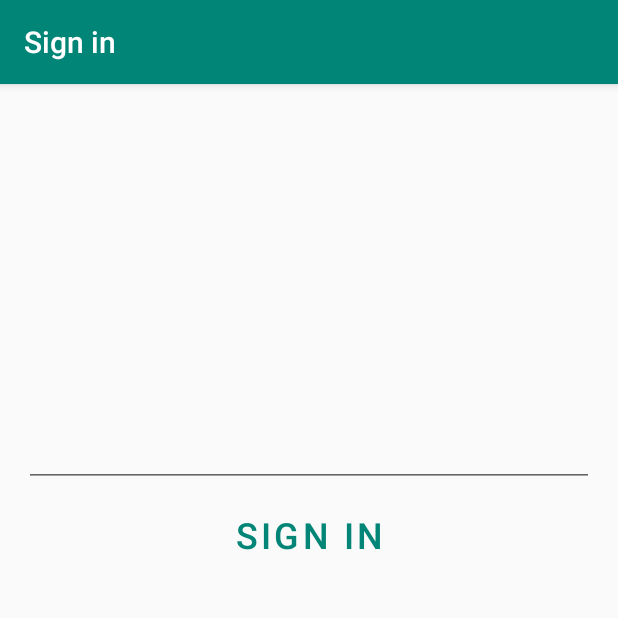
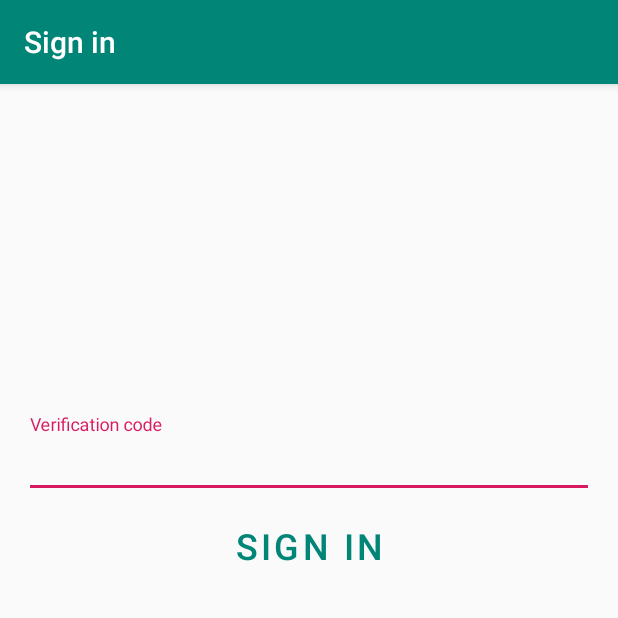
Before and after one commit to Ilyshka991/CashDebts, an Android app: the fragment AuthCodeFragment placed in its activity, on a phone screen of 412 x 824 dp, the top half of it. Run offline under Robolectric (Android 15) with nearby library versions, the phone set to English and light mode, and no system bars; our stand-ins replace Dagger/Hilt's generated code, Firebase (no records; nobody signed in at launch, a user with empty details on screens opened directly), data binding.

Commit message:
Complete auth screen logic

```diff
--- a/app/src/main/java/com/pechuro/cashdebts/ui/activity/auth/AuthActivityViewModel.kt
+++ b/app/src/main/java/com/pechuro/cashdebts/ui/activity/auth/AuthActivityViewModel.kt
@@ -70,8 +70,12 @@ class AuthActivityViewModel @Inject constructor() : BaseViewModel() {
         )
     }
 
-    fun verifyPhoneNumberWithCode(code: String) {
-        storedVerificationId?.let { verifyPhoneNumberWithCode(it, code) }
+    fun verifyPhoneNumberWithCode(code: String?) {
+        when {
+            code.isNullOrEmpty() -> command.call(Events.ShowSnackBarError(R.string.error_auth_code_validation))
+            storedVerificationId == null -> command.call(Events.ShowSnackBarError(R.string.error_auth_common))
+            else -> verifyPhoneNumberWithCode(storedVerificationId!!, code)
+        }
     }
 
     fun resendVerificationCode(phoneNumber: String, token: PhoneAuthProvider.ForceResendingToken) {
@@ -86,6 +90,7 @@ class AuthActivityViewModel @Inject constructor() : BaseViewModel() {
     }
 
     private fun verifyPhoneNumberWithCode(verificationId: String, code: String) {
+        isLoading.set(true)
         val credential = PhoneAuthProvider.getCredential(verificationId, code)
         signInWithPhoneAuthCredential(credential)
     }
@@ -97,6 +102,8 @@ class AuthActivityViewModel @Inject constructor() : BaseViewModel() {
                     command.call(Events.OnSuccess)
                     println("SING SUCCESS")
                 } else {
+                    command.call(Events.ShowSnackBarError(R.string.error_auth_code_validation))
+                    isLoading.set(false)
                     println("SIGN FAILED")
                 }
             }
--- a/app/src/main/java/com/pechuro/cashdebts/ui/activity/auth/code/AuthCodeFragment.kt
+++ b/app/src/main/java/com/pechuro/cashdebts/ui/activity/auth/code/AuthCodeFragment.kt
@@ -1,14 +1,15 @@
 package com.pechuro.cashdebts.ui.activity.auth.code
 
 import android.os.Bundle
+import android.view.inputmethod.EditorInfo
 import androidx.lifecycle.ViewModelProviders
 import com.pechuro.cashdebts.BR
 import com.pechuro.cashdebts.R
-import com.pechuro.cashdebts.databinding.FragmentAuthPhoneBinding
+import com.pechuro.cashdebts.databinding.FragmentAuthCodeBinding
 import com.pechuro.cashdebts.ui.activity.auth.AuthActivityViewModel
 import com.pechuro.cashdebts.ui.base.BaseFragment
 
-class AuthCodeFragment : BaseFragment<FragmentAuthPhoneBinding, AuthActivityViewModel>() {
+class AuthCodeFragment : BaseFragment<FragmentAuthCodeBinding, AuthActivityViewModel>() {
     override val viewModel: AuthActivityViewModel
         get() = ViewModelProviders.of(requireActivity(), viewModelFactory).get(AuthActivityViewModel::class.java)
     override val bindingVariables: Map<Int, Any>
@@ -16,6 +17,20 @@ class AuthCodeFragment : BaseFragment<FragmentAuthPhoneBinding, AuthActivityView
     override val layoutId: Int
         get() = R.layout.fragment_auth_code
 
+    override fun onActivityCreated(savedInstanceState: Bundle?) {
+        super.onActivityCreated(savedInstanceState)
+        setupView()
+    }
+
+    private fun setupView() {
+        viewDataBinding.textCode.setOnEditorActionListener { _, actionId, _ ->
+            if (actionId == EditorInfo.IME_ACTION_NEXT) {
+                viewDataBinding.buttonConfirmCode.performClick()
+                return@setOnEditorActionListener true
+            }
+            false
+        }
+    }
 
     companion object {
 
--- a/app/src/main/res/layout/fragment_auth_code.xml
+++ b/app/src/main/res/layout/fragment_auth_code.xml
@@ -11,35 +11,60 @@
             android:layout_width="match_parent"
             android:layout_height="match_parent">
 
-        <EditText
-                android:id="@+id/text_code"
+        <com.google.android.material.textfield.TextInputLayout
+                android:id="@+id/text_code_layout"
                 android:layout_width="match_parent"
                 android:layout_height="wrap_content"
-                android:inputType="numberSigned"
-                android:ems="10"
+                android:hint="Verification code"
+                android:layout_marginTop="16dp"
+                android:layout_marginBottom="16dp"
                 android:layout_marginStart="16dp"
                 android:layout_marginEnd="16dp"
-                android:layout_marginTop="16dp"
-                android:layout_marginBottom="16dp"
+                app:layout_constraintStart_toStartOf="parent"
+                app:layout_constraintEnd_toEndOf="parent"
+                app:layout_constraintHorizontal_bias="0.0"
                 app:layout_constraintTop_toTopOf="parent"
-                app:layout_constraintEnd_toEndOf="parent"
-                app:layout_constraintStart_toStartOf="parent"
                 app:layout_constraintBottom_toBottomOf="parent"
-                app:layout_constraintVertical_bias="0.3"/>
+                app:layout_constraintVertical_bias="0.3">
+
+            <com.google.android.material.textfield.TextInputEditText
+                    android:id="@+id/text_code"
+                    android:layout_width="match_parent"
+                    android:layout_height="wrap_content"
+                    android:inputType="number"
+                    android:imeOptions="actionNext"
+                    android:ems="10">
+
+                <requestFocus/>
+            </com.google.android.material.textfield.TextInputEditText>
+        </com.google.android.material.textfield.TextInputLayout>
 
         <Button
                 android:id="@+id/button_confirm_code"
                 android:onClick="@{() -> viewModel.verifyPhoneNumberWithCode(textCode.getText().toString())}"
                 android:layout_width="match_parent"
                 android:layout_height="wrap_content"
+                app:visibility="@{!viewModel.isLoading}"
                 android:text="Sign in"
                 android:textSize="24sp"
                 android:layout_marginTop="8dp"
                 android:layout_marginStart="16dp"
                 android:layout_marginEnd="16dp"
-                app:layout_constraintTop_toBottomOf="@+id/text_code"
-                app:layout_constraintStart_toStartOf="@+id/text_code"
-                app:layout_constraintEnd_toEndOf="@+id/text_code"
+                app:layout_constraintTop_toBottomOf="@+id/text_code_layout"
+                app:layout_constraintStart_toStartOf="@+id/text_code_layout"
+                app:layout_constraintEnd_toEndOf="@+id/text_code_layout"
                 style="@style/Widget.MaterialComponents.Button.TextButton"/>
+
+
+        <ProgressBar
+                android:id="@+id/progress"
+                android:layout_width="0dp"
+                android:layout_height="0dp"
+                app:visibility="@{viewModel.isLoading}"
+                app:layout_constraintStart_toStartOf="@+id/button_confirm_code"
+                app:layout_constraintTop_toTopOf="@+id/button_confirm_code"
+                app:layout_constraintEnd_toEndOf="@+id/button_confirm_code"
+                app:layout_constraintBottom_toBottomOf="@+id/button_confirm_code"
+                style="?android:attr/progressBarStyle"/>
     </androidx.constraintlayout.widget.ConstraintLayout>
 </layout>
--- a/app/src/main/res/values/strings.xml
+++ b/app/src/main/res/values/strings.xml
@@ -5,6 +5,7 @@
     <string name="title_auth_activity">Sign in</string>
 
     <string name="error_auth_phone_validation">Phone number isn\'t correct</string>
+    <string name="error_auth_code_validation">Verification code isn\'t correct</string>
     <string name="error_auth_too_many_requests">Service is not available. Please, retry later</string>
     <string name="error_auth_common">Something went wrong. Please, retry later</string>
 </resources>
```
